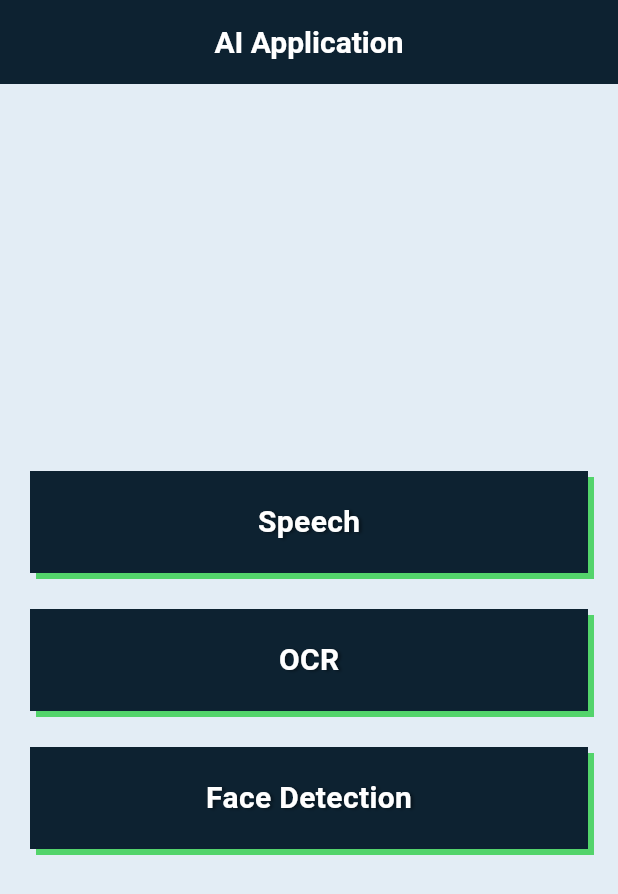
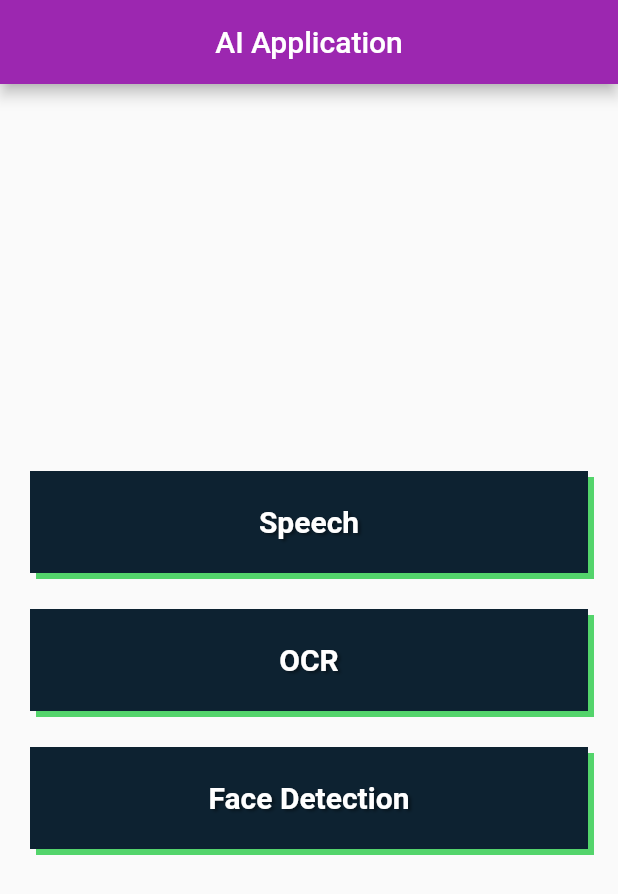
Before and after one commit to riyan-dcosta/ai_application_dct, a Flutter app: the screen it shows after launch, on a phone screen of 412 x 824 dp. Shown: the top 894 px of the screen. Run offline on Flutter 3.47's test engine with Material 2 defaults, Android fonts, the phone set to English and light mode, and no system bars; our stand-ins replace camera, dotted_border, file_picker, flutter_riverpod, freezed_annotation, go_router and 2 more; missing offline and left inert: camerawesome, circular_progress_bar_with_lines, flutter_pdfview, google_mlkit_face_detection, pigeon; generated files the repository leaves out were written again.

Commit message:
initial part of go_router and darkTheme

```diff
--- a/lib/core/common/widgets/custom_button.dart
+++ b/lib/core/common/widgets/custom_button.dart
@@ -1,19 +1,21 @@
 import 'package:flutter/material.dart';
+
+import '../../config/theme.dart';
 
 class CustomButton extends StatefulWidget {
   final String label;
-  final EdgeInsets? padding;
-  final EdgeInsets? margin;
-  final double? height;
+  final EdgeInsets padding;
+  final EdgeInsets margin;
+  final double height;
   final double? width;
   final VoidCallback onPressed;
 
   const CustomButton({
     required this.label,
     required this.onPressed,
-    this.padding,
-    this.margin,
-    this.height,
+    this.padding = const EdgeInsets.all(16),
+    this.margin = const EdgeInsets.symmetric(horizontal: 20, vertical: 12),
+    this.height = 68,
     this.width,
     super.key,
   });
@@ -25,11 +27,77 @@ class CustomButton extends StatefulWidget {
 class _CustomButtonState extends State<CustomButton> {
   bool isPressed = false;
 
+  // @override
+  // Widget build(BuildContext context) {
+  //   return Container(
+  //     margin: widget.margin,
+  //     // padding: widget.padding ?? EdgeInsets.all(16),
+  //     // constraints: BoxConstraints(maxWidth: 400),
+  //     // width: widget.width,
+  //     // height: widget.height ?? 68,
+  //     // decoration: BoxDecoration(
+  //     //   boxShadow: isPressed
+  //     //       ? []
+  //     //       : [
+  //     //           BoxShadow(
+  //     //             color: Color(0xFF53D46B),
+  //     //             offset: Offset(4, 4),
+  //     //           )
+  //     //         ],
+  //     // ),
+  //     child: ElevatedButton(
+  //       style: ButtonStyle(
+  //           padding: MaterialStatePropertyAll(widget.padding),
+  //           backgroundColor: const MaterialStatePropertyAll(AppColor.bigStone),
+  //           elevation: const MaterialStatePropertyAll(4),
+  //           // shadowColor: MaterialStatePropertyAll(AppColor.emeraldGreen),
+  //           shape: MaterialStatePropertyAll(
+  //             LinearBorder(
+  //               side: BorderSide(color: AppColor.emeraldGreen, width: 4),
+  //               end: LinearBorderEdge(size: 0.9, alignment: 1),
+  //               bottom: LinearBorderEdge(size: 0.9, alignment: 1)
+  //             ),
+  //           )),
+  //       onPressed: () {
+  //         Future.delayed(const Duration(milliseconds: 500), () {
+  //           widget.onPressed();
+  //         });
+  //
+  //         setState(() {
+  //           isPressed = true;
+  //         });
+  //
+  //         Future.delayed(const Duration(milliseconds: 150), () {
+  //           setState(() {
+  //             isPressed = false;
+  //           });
+  //         });
+  //       },
+  //       child: Center(
+  //         child: Text(
+  //           widget.label,
+  //           style: TextStyle(
+  //             fontWeight: FontWeight.w700,
+  //             fontSize: 20,
+  //             color: Colors.white,
+  //             shadows: [
+  //               Shadow(
+  //                 color: Colors.black.withOpacity(0.4),
+  //                 offset: const Offset(2, 1),
+  //                 blurRadius: 2,
+  //               )
+  //             ],
+  //           ),
+  //         ),
+  //       ),
+  //     ),
+  //   );
+  // }
   @override
   Widget build(BuildContext context) {
     return GestureDetector(
       onTap: () {
-        Future.delayed(Duration(milliseconds: 500), () {
+        Future.delayed(const Duration(milliseconds: 500), () {
           widget.onPressed();
         });
 
@@ -45,18 +113,18 @@ class _CustomButtonState extends State<CustomButton> {
       },
       child: AnimatedContainer(
         duration: const Duration(milliseconds: 100),
-        margin:
-            widget.margin ?? EdgeInsets.symmetric(horizontal: 20, vertical: 12),
-        padding: widget.padding ?? EdgeInsets.all(16),
-        constraints: BoxConstraints(maxWidth: 400),
+        margin: widget.margin,
+        padding: widget.padding,
+        constraints: const BoxConstraints(maxWidth: 400),
         width: widget.width,
-        height: widget.height ?? 68,
+        height: widget.height,
+        transform: isPressed ? Matrix4.translationValues(2, 2, 0) : null,
         decoration: BoxDecoration(
-          color: Color(0xFF0D2231),
+          color: AppColor.accentColor,
           boxShadow: isPressed
               ? []
               : [
-                  BoxShadow(
+                  const BoxShadow(
                     color: Color(0xFF53D46B),
                     offset: Offset(4, 4),
                   )
@@ -72,7 +140,7 @@ class _CustomButtonState extends State<CustomButton> {
                 shadows: [
                   Shadow(
                     color: Colors.black.withOpacity(0.4),
-                    offset: Offset(2, 1),
+                    offset: const Offset(2, 1),
                     blurRadius: 2,
                   )
                 ]),
--- /dev/null
+++ b/lib/core/config/routes/go_router_object.dart
@@ -0,0 +1,50 @@
+import 'package:ai_application_dct/features/face_detection/presentation/pages/camera_image_stream.dart';
+import 'package:ai_application_dct/features/nav_decider_pages/presentation/views/home_page.dart';
+import 'package:ai_application_dct/features/nav_decider_pages/presentation/views/stt_tts_tab_page.dart';
+import 'package:ai_application_dct/features/ocr/presentation/pages/doc_upload_page.dart';
+import 'package:ai_application_dct/features/speech_to_text/presentation/pages/stt_screen.dart';
+import 'package:go_router/go_router.dart';
+
+class GoRouterObject {
+  GoRouterObject._();
+
+  static final router = GoRouter(
+    initialLocation: '/',
+    routes: [
+      GoRoute(
+        path: '/',
+        builder: (context, state) => const HomePage(),
+        routes: [
+          GoRoute(
+              path: 'doc_upload',
+              builder: (context, state) => const DocUploadPage()),
+          GoRoute(
+            path: 'speech',
+            builder: (context, state) => const SttTtsTabPage(),
+            routes: [
+              GoRoute(
+                  path: 'english_to_arabic',
+                  builder: (context, state) {
+                    Map<String, dynamic> parameters = state.pathParameters;
+                    (String, String) val =
+                        (parameters['appTitle'], parameters['localeID']);
+                    return STTPage(appBarTitle: val.$1, localeId: val.$2);
+                  }),
+              GoRoute(
+                  path: 'arabic_to_english/:appTitle/:localeID',
+                  builder: (context, state) {
+                    Map<String, dynamic> parameters = state.pathParameters;
+                    (String, String) val =
+                        (parameters['appTitle'], parameters['localeID']);
+                    return STTPage(appBarTitle: val.$1, localeId: val.$2);
+                  }),
+            ],
+          ),
+          GoRoute(
+              path: 'face_detection',
+              builder: (context, state) => const CameraImageStreamPage()),
+        ],
+      ),
+    ],
+  );
+}
--- /dev/null
+++ b/lib/core/config/routes/router_object.dart
@@ -0,0 +1,7 @@
+import 'go_router_object.dart';
+
+class RouterObject {
+  RouterObject._();
+
+  static final routeConfig = GoRouterObject.router;
+}
--- /dev/null
+++ b/lib/core/config/theme.dart
@@ -0,0 +1,88 @@
+import 'package:flutter/material.dart';
+import 'package:riverpod_annotation/riverpod_annotation.dart';
+
+part 'theme.g.dart';
+
+@riverpod
+class AppTheme extends _$AppTheme {
+  @override
+  ThemeData build() {
+    return _lightTheme;
+  }
+
+  final _darkTheme = ThemeData(
+    brightness: Brightness.dark,
+    primarySwatch: Colors.green,
+  );
+  final _lightTheme = ThemeData(
+    brightness: Brightness.light,
+    primarySwatch: Colors.purple,
+  );
+
+  void setDarkTheme() {
+    state = _darkTheme;
+  }
+
+  void setLightTheme() {
+    state = _lightTheme;
+  }
+
+  ThemeData getLightTheme() {
+    return _lightTheme;
+  }
+
+  ThemeData getDarkTheme() {
+    return _darkTheme;
+  }
+
+  void setTheme({required bool toDark}) {
+    if (toDark) {
+      setDarkTheme();
+    } else {
+      setLightTheme();
+    }
+  }
+}
+class AppColor {
+  AppColor._();
+
+  static const Color white = Color(0xFFFFFFFF);
+  static const Color mercury = Color(0xFFE5E5E5);
+  static const Color submarineBlue = Color(0xFFB4C2C6);
+  static const Color grey = Color(0xFF8C99A2);
+  static const Color mud = Color(0xFFB1B6AE);
+  static const Color scaffoldBackgroundColor = Color(0xFFE3EDF5);
+  static const Color emeraldGreen = Color(0xFF53D46B);
+  static const sun = Color(0xFFFCA311);
+  static const Color accentColor = Color(0xFF0D2231);
+  static const bigStone = Color(0xFF14213D);
+  static const Color black = Color(0xFF000000);
+}
+
+class AppTheme2 {
+  AppTheme2._();
+
+  static ThemeData lightTheme = ThemeData(
+    primaryColor: AppColor.mercury,
+    useMaterial3: true,
+    scaffoldBackgroundColor: AppColor.scaffoldBackgroundColor,
+    appBarTheme: const AppBarTheme(
+      foregroundColor: AppColor.white,
+      backgroundColor: AppColor.accentColor,
+      titleTextStyle: TextStyle(
+        color: AppColor.white,
+        fontWeight: FontWeight.w700,
+        fontSize: 20,
+      ),
+    ),
+    elevatedButtonTheme: const ElevatedButtonThemeData(
+      style: ButtonStyle(
+        backgroundColor: MaterialStatePropertyAll(AppColor.bigStone),
+        elevation: MaterialStatePropertyAll(4),
+        shadowColor: MaterialStatePropertyAll(AppColor.emeraldGreen),
+
+      )
+    )
+  );
+  static ThemeData darkTheme = ThemeData();
+}
--- /dev/null
+++ b/lib/core/constants/strings.dart
@@ -0,0 +1,4 @@
+class StaticStrings{
+  StaticStrings._();
+  static const  applicationTitle = "EyePay";
+}
--- a/lib/core/routes/auto_router_object.dart
+++ /dev/null
@@ -1,34 +0,0 @@
-import 'package:ai_application_dct/features/face_detection/presentation/pages/camera_image_stream.dart';
-import 'package:ai_application_dct/features/face_detection/presentation/pages/face_detection_page.dart';
-import 'package:ai_application_dct/features/nav_decider_pages/presentation/views/home_page.dart';
-import 'package:ai_application_dct/features/method_channel/presentation/pages/method_channel_home.dart';
-import 'package:ai_application_dct/features/nav_decider_pages/presentation/views/stt_tts_tab_page.dart';
-import 'package:ai_application_dct/features/ocr/presentation/pages/doc_upload_page.dart';
-import 'package:ai_application_dct/features/speech_to_text/presentation/pages/stt_locale_decider_screen.dart';
-import 'package:ai_application_dct/features/speech_to_text/presentation/pages/stt_screen.dart';
-import 'package:ai_application_dct/features/text_to_speech/presentation/views/text_to_speech_page.dart';
-import 'package:auto_route/auto_route.dart';
-import 'package:flutter/material.dart';
-
-part 'auto_router_object.gr.dart';
-
-class AutoRouterSingleton {
-  static final routeConfig = AppRouter().config();
-
-  AutoRouterSingleton._();
-}
-
-@AutoRouterConfig()
-class AppRouter extends _$AppRouter {
-  @override
-  List<AutoRoute> get routes => [
-        AutoRoute(page: HomeRoute.page, initial: true),
-        AutoRoute(page: MethodChannelHomeRoute.page),
-        AutoRoute(page: STTLocaleDeciderRoute.page),
-        AutoRoute(page: SttTtsTabRoute.page),
-        AutoRoute(page: STTRoute.page),
-        AutoRoute(page: DocUploadRoute.page),
-        AutoRoute(page: CameraImageStreamRoute.page),
-        // AutoRoute(page: FaceDetectionRoute.page),
-      ];
-}
--- a/lib/features/face_detection/presentation/pages/camera_image_stream.dart
+++ b/lib/features/face_detection/presentation/pages/camera_image_stream.dart
@@ -2,12 +2,10 @@ import 'dart:async';
 import 'dart:io';
 
 import 'package:ai_application_dct/core/common/widgets/custom_button.dart';
-import 'package:auto_route/annotations.dart';
 import 'package:camera/camera.dart';
 import 'package:flutter/material.dart';
 import 'package:circular_progress_bar_with_lines/circular_progress_bar_with_lines.dart';
 
-@RoutePage()
 class CameraImageStreamPage extends StatefulWidget {
   const CameraImageStreamPage({super.key});
 
--- a/lib/features/face_detection/presentation/pages/face_detection_page.dart
+++ b/lib/features/face_detection/presentation/pages/face_detection_page.dart
@@ -1,17 +1,12 @@
 import 'dart:io';
-import 'dart:typed_data';
-
 import 'package:ai_application_dct/features/face_detection/presentation/pod/face_detection_pod.dart';
-import 'package:auto_route/annotations.dart';
 import 'package:google_mlkit_face_detection/google_mlkit_face_detection.dart';
 import 'package:path_provider/path_provider.dart';
-import 'package:camera/camera.dart';
 import 'package:camerawesome/camerawesome_plugin.dart';
 
 import 'package:flutter/material.dart';
 import 'package:flutter_riverpod/flutter_riverpod.dart';
 
-@RoutePage()
 class FaceDetectionPage extends ConsumerStatefulWidget {
   const FaceDetectionPage({super.key});
 
--- a/lib/features/method_channel/presentation/pages/method_channel_home.dart
+++ b/lib/features/method_channel/presentation/pages/method_channel_home.dart
@@ -1,9 +1,7 @@
 import 'package:ai_application_dct/features/method_channel/presentation/pod/method_channel_pod.dart';
-import 'package:auto_route/annotations.dart';
 import 'package:flutter/material.dart';
 import 'package:flutter_riverpod/flutter_riverpod.dart';
 
-@RoutePage()
 class MethodChannelHomePage extends ConsumerWidget {
   const MethodChannelHomePage({super.key});
 
--- a/lib/features/nav_decider_pages/presentation/views/stt_tts_tab_page.dart
+++ b/lib/features/nav_decider_pages/presentation/views/stt_tts_tab_page.dart
@@ -1,10 +1,8 @@
 import 'package:ai_application_dct/core/constants/colors.dart';
 import 'package:ai_application_dct/features/speech_to_text/presentation/pages/stt_locale_decider_screen.dart';
 import 'package:ai_application_dct/features/text_to_speech/presentation/views/text_to_speech_page.dart';
-import 'package:auto_route/annotations.dart';
 import 'package:flutter/material.dart';
 
-@RoutePage()
 class SttTtsTabPage extends StatefulWidget {
   const SttTtsTabPage({super.key});
 
--- a/lib/features/ocr/presentation/pages/doc_upload_page.dart
+++ b/lib/features/ocr/presentation/pages/doc_upload_page.dart
@@ -1,12 +1,9 @@
 import 'package:ai_application_dct/features/ocr/presentation/pod/doc_upload_pod.dart';
 import 'package:ai_application_dct/features/ocr/presentation/widgets/upload_doc_pageview.dart';
 import 'package:ai_application_dct/features/ocr/presentation/widgets/upload_progress_ bar.dart';
-import 'package:auto_route/annotations.dart';
-import 'package:auto_route/auto_route.dart';
 import 'package:flutter/material.dart';
 import 'package:flutter_riverpod/flutter_riverpod.dart';
 
-@RoutePage()
 class DocUploadPage extends ConsumerWidget {
   const DocUploadPage({super.key});
 
--- a/lib/features/speech_to_text/presentation/pages/stt_screen.dart
+++ b/lib/features/speech_to_text/presentation/pages/stt_screen.dart
@@ -1,9 +1,7 @@
 import 'package:ai_application_dct/features/speech_to_text/presentation/pod/stt_pod.dart';
-import 'package:auto_route/annotations.dart';
 import 'package:flutter/material.dart';
 import 'package:flutter_riverpod/flutter_riverpod.dart';
 
-@RoutePage()
 class STTPage extends ConsumerWidget {
   final String appBarTitle;
   final String localeId;
--- a/lib/features/text_to_speech/presentation/views/text_to_speech_page.dart
+++ b/lib/features/text_to_speech/presentation/views/text_to_speech_page.dart
@@ -1,9 +1,7 @@
 import 'package:ai_application_dct/core/common/widgets/custom_button.dart';
 import 'package:ai_application_dct/core/constants/colors.dart';
-import 'package:auto_route/auto_route.dart';
 import 'package:flutter/material.dart';
 
-@RoutePage()
 class TextToSpeechPage extends StatefulWidget {
   const TextToSpeechPage({super.key});
 
--- a/lib/main.dart
+++ b/lib/main.dart
@@ -1,38 +1,24 @@
-import 'package:ai_application_dct/core/constants/colors.dart';
-import 'package:ai_application_dct/core/routes/auto_router_object.dart';
+import 'package:ai_application_dct/core/config/routes/router_object.dart';
 import 'package:flutter/material.dart';
 import 'package:flutter_riverpod/flutter_riverpod.dart';
+
+import 'core/config/theme.dart';
+import 'core/constants/strings.dart';
 
 void main() {
   runApp(const ProviderScope(child: MainPage()));
 }
 
-class MainPage extends StatelessWidget {
+class MainPage extends ConsumerWidget {
   const MainPage({super.key});
 
   @override
-  Widget build(BuildContext context) {
+  Widget build(BuildContext context, WidgetRef ref) {
     return MaterialApp.router(
-      // routerConfig: AppRouter().config(),
-      routerConfig: AutoRouterSingleton.routeConfig,
-      title: 'AI Application DCTech',
+      routerConfig: RouterObject.routeConfig,
+      title: StaticStrings.applicationTitle,
       debugShowCheckedModeBanner: false,
-      theme: ThemeData(
-        colorScheme: ColorScheme.fromSeed(
-          seedColor: AppColor.accentColor,
-        ),
-        useMaterial3: true,
-        scaffoldBackgroundColor: AppColor.scaffoldBackgroundColor,
-        appBarTheme: const AppBarTheme(
-          foregroundColor: AppColor.white,
-          backgroundColor: AppColor.accentColor,
-          titleTextStyle: TextStyle(
-            color: AppColor.white,
-            fontWeight: FontWeight.w700,
-            fontSize: 20,
-          ),
-        ),
-      ),
+      theme: ref.watch(appThemeProvider),
     );
   }
 }
```
Also changed, not shown: lib/core/config/routes/auto_router_object.dart (added, +34 -0 lines), lib/features/nav_decider_pages/presentation/views/home_page.dart (+5 -6 lines), lib/features/speech_to_text/presentation/pages/stt_locale_decider_screen.dart (+22 -17 lines), pubspec.yaml (+15 -6 lines), lib/core/config/theme.g.dart (added), lib/core/routes/auto_router_object.gr.dart (deleted), lib/features/settings/presentation/pages/settings_page.dart (added), pubspec.lock.
